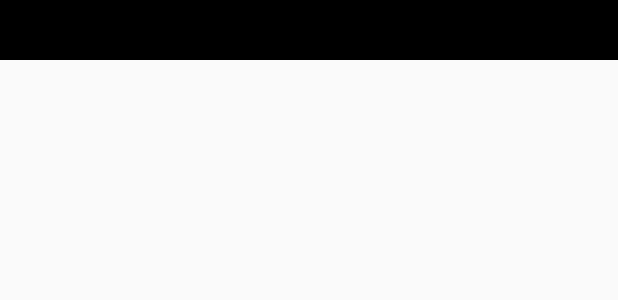
After one commit to dev-bpn/ActiveAndroid, an Android app: the layout list_group.xml on its own in the app's theme, with its tools: preview values and no code run, on a phone screen of 412 x 824 dp. The commit adds this screen. Shown: the top 300 px of the screen. Run offline under Robolectric (Android 15) with nearby library versions, the phone set to English and light mode, and no system bars; network calls fail.

Commit message:
ExpandableListView layout initilization

```diff
--- /dev/null
+++ b/app/src/main/res/layout/list_group.xml
@@ -0,0 +1,18 @@
+<?xml version="1.0" encoding="utf-8"?>
+<LinearLayout xmlns:android="http://schemas.android.com/apk/res/android"
+    android:layout_width="fill_parent"
+    android:layout_height="wrap_content"
+    android:orientation="vertical"
+    android:padding="8dp"
+    android:background="#000000">
+
+
+    <TextView
+        android:id="@+id/myListHeader"
+        android:layout_width="fill_parent"
+        android:layout_height="wrap_content"
+        android:paddingLeft="?android:attr/expandableListPreferredItemPaddingLeft"
+        android:textSize="17dp"
+        android:textColor="#f9f93d" />
+
+</LinearLayout>
```
Also changed, not shown: app/src/main/java/comstoresearchqmobotech/google/httpsplay/activeandroid/adapter/ExpandableListAdapter.java (added, +9 -0 lines), app/src/main/res/layout/activity_main.xml (+7 -3 lines), app/src/main/res/layout/list_item.xml (added, +16 -0 lines).
